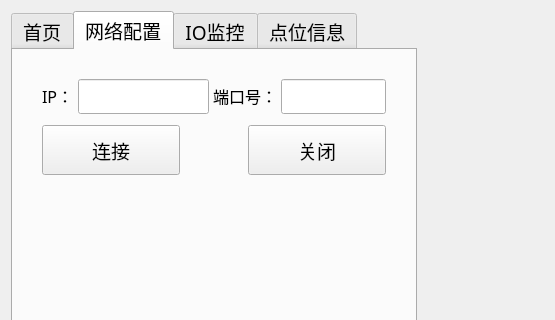
duanyifei777/TCPClint, file mywindow.ui: the form before one commit; both pictures show x 0 to 555 and y 0 to 320 of the 834 by 537 pixel window.
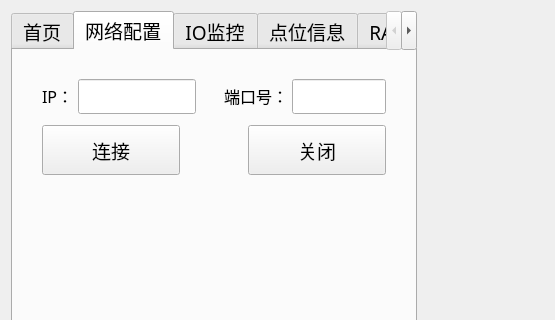
The form after the commit. The open tabs and pages were chosen to show the change.

Commit message: 版本8（增加了RAM数据，包括SRAM/DRAM的数据读取与写入）

```diff
--- a/mywindow.ui
+++ b/mywindow.ui
@@ -489,7 +489,7 @@
       </attribute>
       <layout class="QGridLayout" name="gridLayout_5">
        <item row="0" column="0">
-        <layout class="QHBoxLayout" name="horizontalLayout" stretch="1,5,1,4">
+        <layout class="QHBoxLayout" name="horizontalLayout" stretch="1,5,1,1,4">
          <property name="spacing">
           <number>4</number>
          </property>
@@ -525,6 +525,19 @@
            </property>
           </widget>
          </item>
+         <item>
+          <spacer name="horizontalSpacer_3">
+           <property name="orientation">
+            <enum>Qt::Horizontal</enum>
+           </property>
+           <property name="sizeHint" stdset="0">
+            <size>
+             <width>40</width>
+             <height>20</height>
+            </size>
+           </property>
+          </spacer>
+         </item>
          <item>
           <widget class="QLabel" name="label_2">
            <property name="font">
@@ -655,6 +668,11 @@
        <string>点位信息</string>
       </attribute>
      </widget>
+     <widget class="QWidget" name="tabRAM">
+      <attribute name="title">
+       <string>RAM数据</string>
+      </attribute>
+     </widget>
     </widget>
    </item>
    <item row="0" column="1">
```
Left out of the diff: 2 changed lines with no effect on the pictures. The commit also changes 9 other files.
